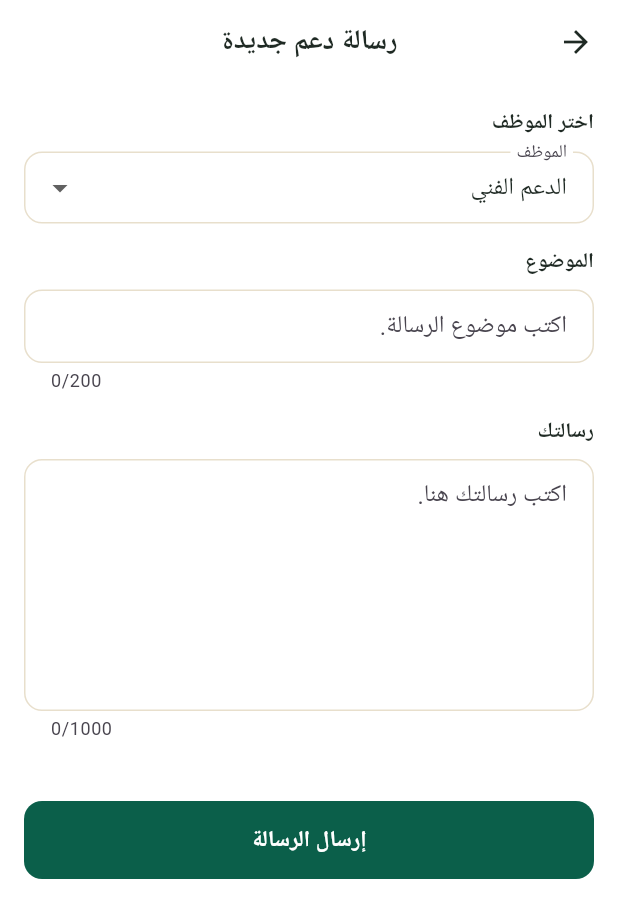
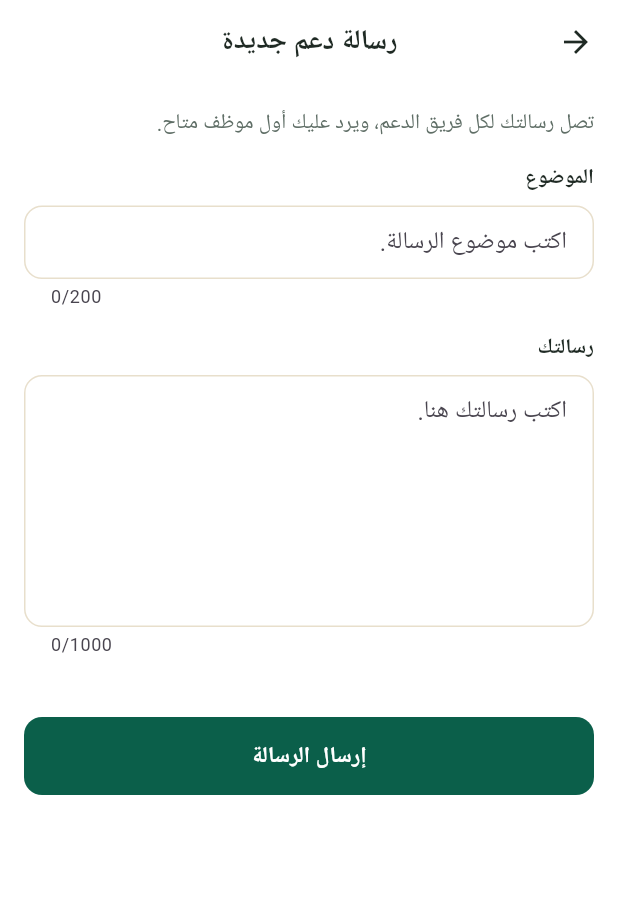
Before and after one commit to ahmed1005b-hue/trendsham-app, a Flutter app: the SellerSupportCreateScreen screen opened directly, on a phone screen of 412 x 824 dp. Shown: the top 918 px of the screen. Run offline on Flutter 3.47's test engine with Material 3 defaults, Android fonts, the phone set to English and light mode, and no system bars; our stand-ins replace cached_network_image, file_picker, firebase_core, firebase_messaging, fl_chart, flutter_secure_storage and 11 more; missing offline and left inert: app_settings, flutter_facebook_auth; accounts and stored records are empty; Roboto replaces fonts that are missing (Tajawal).

Commit message:
fix(seller): send support to the whole team, show held earnings
- The new support message screen no longer picks a staff member (it sent
  to staff ids 1 and 2 written in the code). The message reaches the
  whole support team.
- The wallet shows the earnings held until the return period ends.

Co-Authored-By: Claude Opus 5.5 <noreply@anthropic.com>

```diff
--- a/lib/screens/seller/seller_support_create_screen.dart
+++ b/lib/screens/seller/seller_support_create_screen.dart
@@ -17,12 +17,6 @@ class _SellerSupportCreateScreenState extends State<SellerSupportCreateScreen> {
   final TextEditingController _bodyController = TextEditingController();
   bool _loading = false;
   String? _error;
-  String _selectedStaffId = '1';
-
-  final List<Map<String, String>> _staffList = [
-    {'id': '1', 'name': 'الدعم الفني'},
-    {'id': '2', 'name': 'إدارة المنصة'},
-  ];
 
   @override
   void dispose() {
@@ -48,7 +42,6 @@ class _SellerSupportCreateScreenState extends State<SellerSupportCreateScreen> {
 
     try {
       await _service.createConversation(
-        staffId: int.parse(_selectedStaffId),
         subject: _subjectController.text.trim(),
         body: _bodyController.text.trim(),
       );
@@ -77,29 +70,8 @@ class _SellerSupportCreateScreenState extends State<SellerSupportCreateScreen> {
                 crossAxisAlignment: CrossAxisAlignment.start,
                 children: [
                   const AppText(
-                    'اختر الموظف',
-                    style: TextStyle(fontWeight: FontWeight.bold),
-                  ),
-                  const SizedBox(height: 8),
-                  DropdownButtonFormField<String>(
-                    initialValue: _selectedStaffId,
-                    items: _staffList
-                        .map((s) => DropdownMenuItem<String>(
-                              value: s['id'],
-                              child: AppText(s['name'] ?? ''),
-                            ))
-                        .toList(),
-                    onChanged: (v) {
-                      if (v != null) {
-                        setState(() {
-                          _selectedStaffId = v;
-                        });
-                      }
-                    },
-                    decoration: InputDecoration(
-                      border: const OutlineInputBorder(),
-                      labelText: context.tr('الموظف'),
-                    ),
+                    'تصل رسالتك لكل فريق الدعم، ويرد عليك أول موظف متاح.',
+                    style: TextStyle(color: AppColors.muted),
                   ),
                   const SizedBox(height: 16),
                   const AppText(
--- a/lib/services/seller_service.dart
+++ b/lib/services/seller_service.dart
@@ -361,6 +361,8 @@ class SellerService {
       'available': double.tryParse(
               (data['available'] ?? data['balance'] ?? 0).toString()) ??
           0,
+      'held_for_returns':
+          double.tryParse((data['held_for_returns'] ?? 0).toString()) ?? 0,
       'min_withdrawal':
           double.tryParse((data['min_withdrawal'] ?? 0).toString()) ?? 0,
       'default_method': data['default_method'] is Map
--- a/lib/services/support_service.dart
+++ b/lib/services/support_service.dart
@@ -13,14 +13,12 @@ class SupportService {
         .toList();
   }
 
-  /// إنشاء محادثة دعم جديدة
+  /// إنشاء محادثة دعم جديدة: تصل لكل فريق الدعم (لا يُختار موظف بالاسم)
   Future<Map<String, dynamic>> createConversation({
-    required int staffId,
     required String subject,
     required String body,
   }) async {
     final data = await _api.post('/seller/support', body: {
-      'staff_id': staffId,
       'subject': subject,
       'body': body,
     });
```
Also changed, not shown: lib/screens/seller/seller_wallet_screen.dart (+11 -0 lines), assets/l10n/en.json, assets/l10n/tr.json.
